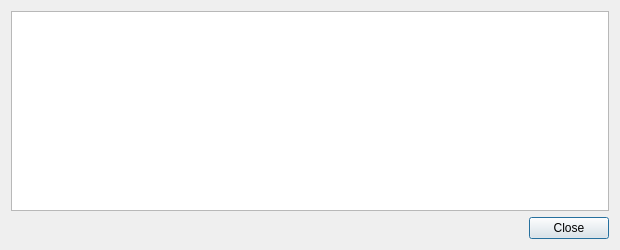
This is src/qt/forms/transactiondescdialog.ui in INTICOIN/INTICOIN as Qt 5 draws it before an edit. The edited form follows.
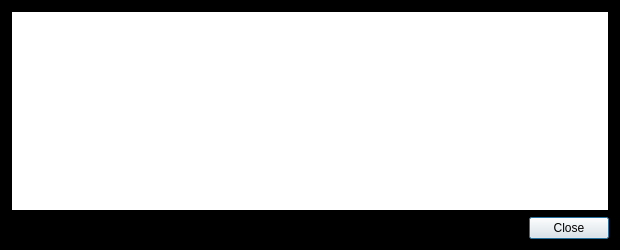
This is the edited form.

```diff
--- a/src/qt/forms/transactiondescdialog.ui
+++ b/src/qt/forms/transactiondescdialog.ui
@@ -10,6 +10,70 @@
     <height>250</height>
    </rect>
   </property>
+  <property name="palette">
+   <palette>
+    <active>
+     <colorrole role="Base">
+      <brush brushstyle="SolidPattern">
+       <color alpha="255">
+        <red>255</red>
+        <green>255</green>
+        <blue>255</blue>
+       </color>
+      </brush>
+     </colorrole>
+     <colorrole role="Window">
+      <brush brushstyle="SolidPattern">
+       <color alpha="255">
+        <red>0</red>
+        <green>0</green>
+        <blue>0</blue>
+       </color>
+      </brush>
+     </colorrole>
+    </active>
+    <inactive>
+     <colorrole role="Base">
+      <brush brushstyle="SolidPattern">
+       <color alpha="255">
+        <red>255</red>
+        <green>255</green>
+        <blue>255</blue>
+       </color>
+      </brush>
+     </colorrole>
+     <colorrole role="Window">
+      <brush brushstyle="SolidPattern">
+       <color alpha="255">
+        <red>0</red>
+        <green>0</green>
+        <blue>0</blue>
+       </color>
+      </brush>
+     </colorrole>
+    </inactive>
+    <disabled>
+     <colorrole role="Base">
+      <brush brushstyle="SolidPattern">
+       <color alpha="255">
+        <red>0</red>
+        <green>0</green>
+        <blue>0</blue>
+       </color>
+      </brush>
+     </colorrole>
+     <colorrole role="Window">
+      <brush brushstyle="SolidPattern">
+       <color alpha="255">
+        <red>0</red>
+        <green>0</green>
+        <blue>0</blue>
+       </color>
+      </brush>
+     </colorrole>
+    </disabled>
+   </palette>
+  </property>
   <property name="windowTitle">
    <string>Transaction details</string>
   </property>
@@ -26,6 +90,43 @@
    </item>
    <item>
     <widget class="QDialogButtonBox" name="buttonBox">
+     <property name="palette">
+      <palette>
+       <active>
+        <colorrole role="WindowText">
+         <brush brushstyle="SolidPattern">
+          <color alpha="255">
+           <red>255</red>
+           <green>255</green>
+           <blue>255</blue>
+          </color>
+         </brush>
+        </colorrole>
+       </active>
+       <inactive>
+        <colorrole role="WindowText">
+         <brush brushstyle="SolidPattern">
+          <color alpha="255">
+           <red>255</red>
+           <green>255</green>
+           <blue>255</blue>
+          </color>
+         </brush>
+        </colorrole>
+       </inactive>
+       <disabled>
+        <colorrole role="WindowText">
+         <brush brushstyle="SolidPattern">
+          <color alpha="255">
+           <red>120</red>
+           <green>120</green>
+           <blue>120</blue>
+          </color>
+         </brush>
+        </colorrole>
+       </disabled>
+      </palette>
+     </property>
      <property name="orientation">
       <enum>Qt::Horizontal</enum>
      </property>
```
